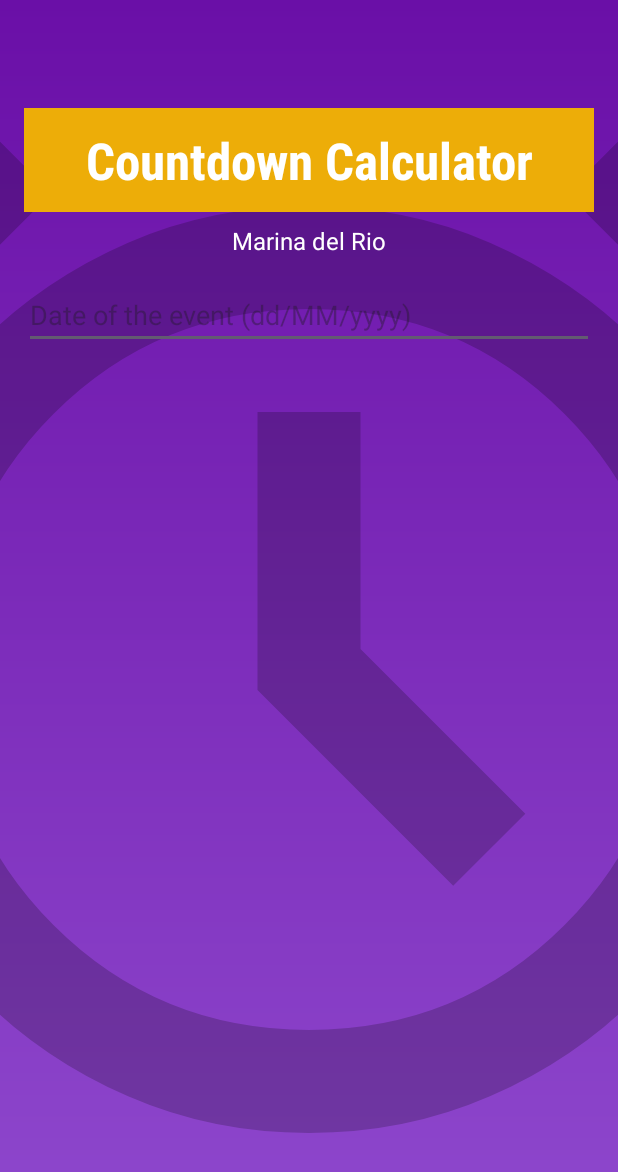
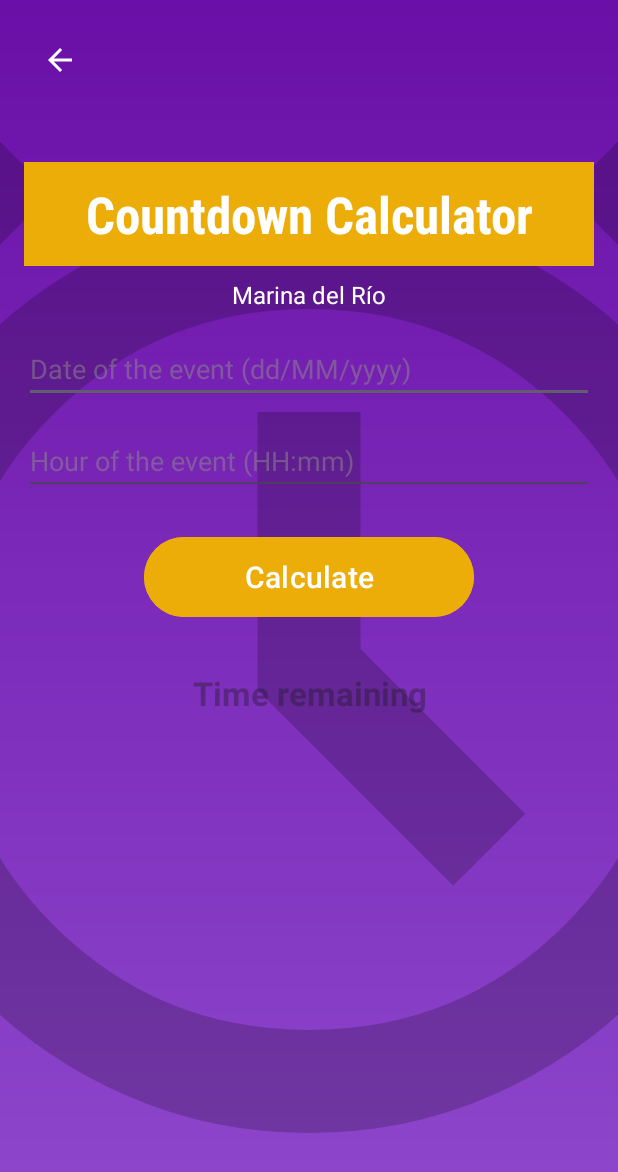
Before and after one commit to Marina-del-rio/CountDownApp, an Android app: the CalculatorActivity screen opened directly, with no data from a screen before it, on a phone screen of 412 x 824 dp. Shown: the top 1172 px of the screen. Run offline under Robolectric (Android 15) with nearby library versions, the phone set to English and light mode, and no system bars.

Commit message:
Almost finished

```diff
--- /dev/null
+++ b/app/src/main/res/drawable/arrow_back.xml
@@ -0,0 +1,5 @@
+<vector xmlns:android="http://schemas.android.com/apk/res/android" android:autoMirrored="true" android:height="24dp" android:tint="#FFFFFF" android:viewportHeight="960" android:viewportWidth="960" android:width="24dp">
+
+    <path android:fillColor="@android:color/white" android:pathData="M313,520L537,744L480,800L160,480L480,160L537,216L313,440L800,440L800,520L313,520Z"/>
+
+</vector>
--- a/app/src/main/res/layout/activity_calculator.xml
+++ b/app/src/main/res/layout/activity_calculator.xml
@@ -7,30 +7,35 @@
     android:background="@drawable/bg_gradient"
     tools:context=".MainActivity">
 
+
+    <!-- Imagen de fondo-->
     <ImageView
         android:id="@+id/backgroundImage"
         android:layout_width="0dp"
         android:layout_height="0dp"
+        android:alpha="0.2"
+        android:contentDescription="@string/app_name"
         android:scaleType="centerCrop"
         android:src="@drawable/reloj"
-        android:alpha="0.2"
         app:layout_constraintBottom_toBottomOf="parent"
         app:layout_constraintEnd_toEndOf="parent"
+        app:layout_constraintHorizontal_bias="0.0"
         app:layout_constraintStart_toStartOf="parent"
         app:layout_constraintTop_toTopOf="parent"
-        android:contentDescription="@string/app_name" />
+        app:layout_constraintVertical_bias="0.0" />
 
     <!-- Título de la App -->
+
     <TextView
         android:id="@+id/textViewTitle"
         android:layout_width="0dp"
         android:layout_height="wrap_content"
         android:layout_marginStart="16dp"
-        android:layout_marginTop="72dp"
+        android:layout_marginTop="108dp"
         android:layout_marginEnd="16dp"
+        android:background="@color/button_color"
         android:fontFamily="sans-serif-condensed"
         android:padding="12dp"
-        android:background="@color/button_color"
         android:text="@string/main_title"
         android:textAlignment="center"
         android:textColor="@color/text_color"
@@ -60,12 +65,66 @@
         android:layout_width="match_parent"
         android:layout_height="wrap_content"
         android:hint="@string/first_edittext"
+        android:textColorHint="@color/hint_color"
         android:inputType="date"
         android:layout_margin="16dp"
         app:layout_constraintStart_toStartOf="parent"
         app:layout_constraintTop_toBottomOf="@+id/textViewAuthor"/>
 
     <!-- Campo para introducir la fecha-->
+    <EditText
+        android:id="@+id/editTextTime"
+        android:layout_width="match_parent"
+        android:layout_height="wrap_content"
+        android:layout_margin="16dp"
+        android:layout_marginStart="16dp"
+        android:layout_marginTop="40dp"
+        android:hint="@string/second_edittext"
+        android:textColorHint="@color/hint_color"
+        android:inputType="time"
+        app:layout_constraintStart_toStartOf="parent"
+        app:layout_constraintTop_toBottomOf="@+id/editTextDate" />
 
+    <!-- Botón para realizar cálculo-->
+    <Button
+        android:id="@+id/buttonCalculate"
+        android:layout_width="220dp"
+        android:layout_height="61dp"
+        android:layout_marginStart="32dp"
+        android:layout_marginTop="24dp"
+        android:layout_marginEnd="32dp"
+        android:backgroundTint="@color/button_color"
+        android:padding="12dp"
+        android:text="@string/calculate"
+        android:textSize="20sp"
+        app:layout_constraintEnd_toEndOf="parent"
+        app:layout_constraintStart_toStartOf="parent"
+        app:layout_constraintTop_toBottomOf="@id/editTextTime" />
 
+    <!-- Campo para mostrar resultado-->
+    <TextView
+        android:id="@+id/textResult"
+        android:layout_width="0dp"
+        android:layout_height="wrap_content"
+        android:layout_margin="32dp"
+        android:hint="@string/result_hint"
+        android:textAlignment="center"
+        android:textColor="@color/text_color"
+        android:textSize="22sp"
+        android:textStyle="bold"
+        app:layout_constraintEnd_toEndOf="parent"
+        app:layout_constraintStart_toStartOf="parent"
+        app:layout_constraintTop_toBottomOf="@+id/buttonCalculate" />
+
+    <!--Botón para volver atrás-->
+    <ImageButton
+        android:id="@+id/buttonBack"
+        android:layout_width="48dp"
+        android:layout_height="48dp"
+        android:layout_marginStart="16dp"
+        android:layout_marginTop="16dp"
+        android:background="?attr/selectableItemBackgroundBorderless"
+        android:src="@drawable/arrow_back"
+        app:layout_constraintStart_toStartOf="parent"
+        app:layout_constraintTop_toTopOf="parent"/>
 </androidx.constraintlayout.widget.ConstraintLayout>
--- a/app/src/main/res/values/colors.xml
+++ b/app/src/main/res/values/colors.xml
@@ -4,5 +4,6 @@
     <color name="bg_end">#8E48CD</color>
     <color name="text_color">#FFFFFFFF</color>
     <color name="button_color">#EDAD08</color>
+    <color name="hint_color">#858C8C8C</color>
 
 </resources>
--- a/app/src/main/res/values/strings.xml
+++ b/app/src/main/res/values/strings.xml
@@ -4,7 +4,7 @@
 
     <!-- Textos-->
     <string name="main_title">Countdown Calculator</string>
-    <string name="author_name">Marina del Rio</string>
+    <string name="author_name">Marina del Río</string>
     <string name="button_start">Start</string>
     <string name="app_description">A countdown calculator. Enter the date and it calculates how
         much time you have left until then. </string>
@@ -12,4 +12,6 @@
     <!-- Textos especificos para segunda pantalla-->
     <string name="first_edittext">Date of the event (dd/MM/yyyy)"</string>
     <string name="second_edittext">Hour of the event (HH:mm)</string>
+    <string name="calculate">Calculate</string>
+    <string name="result_hint">Time remaining</string>
 </resources>
```
Also changed, not shown: app/src/main/java/com/example/countdownapp_marinadelrio/CalculatorActivity.kt (+62 -4 lines).
